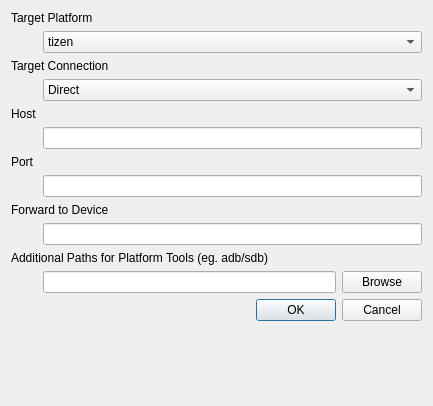
Qt form initialsettingsdialog.ui (gamoeba/stagehand) before a commit.
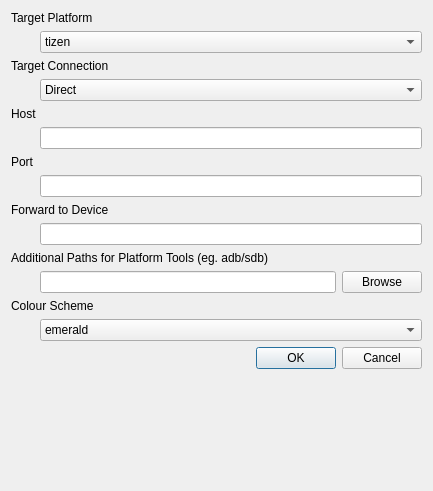
The same form after that commit.

The edit to the form file:
```diff
--- a/initialsettingsdialog.ui
+++ b/initialsettingsdialog.ui
@@ -7,7 +7,7 @@
     <x>0</x>
     <y>0</y>
     <width>433</width>
-    <height>406</height>
+    <height>491</height>
    </rect>
   </property>
   <property name="windowTitle">
@@ -21,7 +21,7 @@
      </property>
     </widget>
    </item>
-   <item row="1" column="1">
+   <item row="2" column="1">
     <widget class="QComboBox" name="targetPlatformSelect">
      <item>
       <property name="text">
@@ -40,14 +40,14 @@
      </item>
     </widget>
    </item>
-   <item row="2" column="0" colspan="2">
+   <item row="3" column="0" colspan="2">
     <widget class="QLabel" name="label_2">
      <property name="text">
       <string>Target Connection</string>
      </property>
     </widget>
    </item>
-   <item row="3" column="1">
+   <item row="5" column="1">
     <widget class="QComboBox" name="forwardMode">
      <item>
       <property name="text">
@@ -61,44 +61,44 @@
      </item>
     </widget>
    </item>
-   <item row="4" column="0">
+   <item row="6" column="0" colspan="2">
     <widget class="QLabel" name="label_3">
      <property name="text">
       <string>Host</string>
      </property>
     </widget>
    </item>
-   <item row="5" column="1">
+   <item row="7" column="1">
     <widget class="QLineEdit" name="hostNameEdit"/>
    </item>
-   <item row="6" column="0">
+   <item row="8" column="0">
     <widget class="QLabel" name="label_4">
      <property name="text">
       <string>Port</string>
      </property>
     </widget>
    </item>
-   <item row="7" column="1">
+   <item row="9" column="1">
     <widget class="QLineEdit" name="portNumberEdit"/>
    </item>
-   <item row="8" column="0" colspan="2">
+   <item row="10" column="0" colspan="2">
     <widget class="QLabel" name="label_5">
      <property name="text">
       <string>Forward to Device </string>
      </property>
     </widget>
    </item>
-   <item row="9" column="1">
+   <item row="12" column="1">
     <widget class="QLineEdit" name="forwardStringEdit"/>
    </item>
-   <item row="10" column="0" colspan="2">
+   <item row="13" column="0" colspan="2">
     <widget class="QLabel" name="label_6">
      <property name="text">
       <string>Additional Paths for Platform Tools (eg. adb/sdb)</string>
      </property>
     </widget>
    </item>
-   <item row="12" column="1">
+   <item row="15" column="1">
     <layout class="QHBoxLayout" name="horizontalLayout">
      <item>
       <widget class="QLineEdit" name="pathEdit"/>
@@ -112,7 +112,33 @@
      </item>
     </layout>
    </item>
-   <item row="14" column="1">
+   <item row="16" column="0" colspan="2">
+    <widget class="QLabel" name="label_7">
+     <property name="text">
+      <string>Colour Scheme</string>
+     </property>
+    </widget>
+   </item>
+   <item row="18" column="1">
+    <widget class="QComboBox" name="colourSchemeSelect">
+     <item>
+      <property name="text">
+       <string>emerald</string>
+      </property>
+     </item>
+     <item>
+      <property name="text">
+       <string>ocean</string>
+      </property>
+     </item>
+     <item>
+      <property name="text">
+       <string/>
+      </property>
+     </item>
+    </widget>
+   </item>
+   <item row="20" column="1">
     <widget class="QDialogButtonBox" name="buttonBox">
      <property name="orientation">
       <enum>Qt::Horizontal</enum>
```
